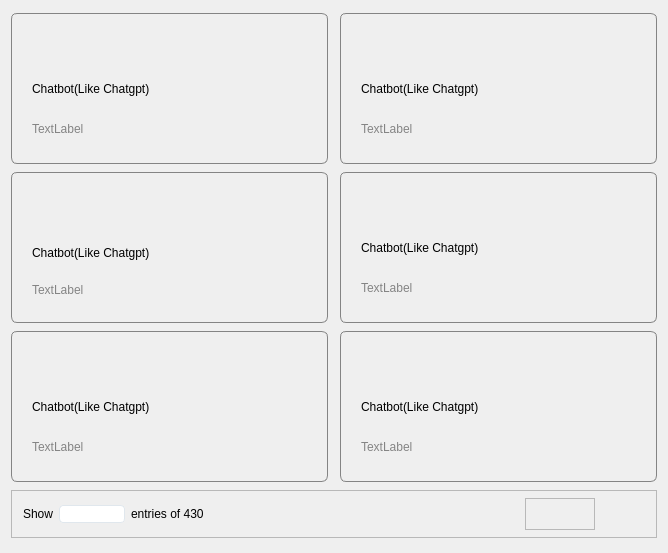
This is widget/Setting/ChatBot/WLibarary.ui in yechaoGitHub/AI as Qt 5 draws it before an edit. The edited form follows.
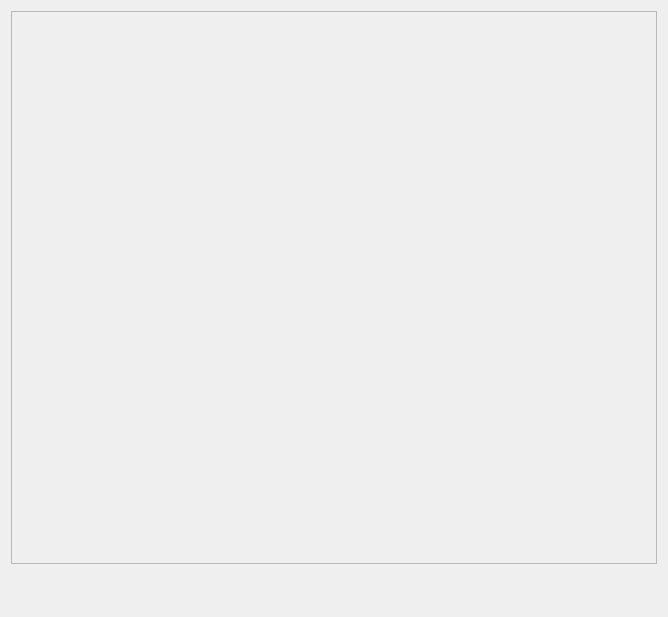
This is the edited form. Icons and pictures are not drawn. Custom widgets are drawn as their Qt base class.

Patch:
```diff
--- a/widget/Setting/ChatBot/WLibarary.ui
+++ b/widget/Setting/ChatBot/WLibarary.ui
@@ -6,8 +6,8 @@
    <rect>
     <x>0</x>
     <y>0</y>
-    <width>663</width>
-    <height>553</height>
+    <width>668</width>
+    <height>617</height>
    </rect>
   </property>
   <property name="windowTitle">
@@ -18,24 +18,30 @@
 	font: 12px &quot;微软雅黑&quot;;
 }
 
-QFrame#frame,#frame_2,#frame_3,#frame_4,#frame_5,#frame_6{
+QFrame#frame_1[sel=false],#frame_2[sel=false],#frame_3[sel=false],#frame_4[sel=false],#frame_5[sel=false],#frame_6[sel=false]{
 	border:1px solid #848484;
 	border-radius:6px;
 }
 
-QLabel#lb_icon,#lb_icon_2,#lb_icon_3,#lb_icon_4,#lb_icon_5,#lb_icon_6{
+QFrame#frame_1[sel=true],#frame_2[sel=true],#frame_3[sel=true],#frame_4[sel=true],#frame_5[sel=true],#frame_6[sel=true]{
+	border:none;
+	border-radius:6px;
+	background-color: qlineargradient(spread:pad, x1:0, y1:0, x2:1, y2:1, stop:0 #0066FF, stop:1 #BD00FF);
+}
+
+QLabel#lb_icon_1,#lb_icon_2,#lb_icon_3,#lb_icon_4,#lb_icon_5,#lb_icon_6{
 	border:none;
 	background-position: center;
     background-repeat: no-repeat;
 	background-image: url(:/QtTest/icon/Setting/chatbot/frame_lib_icon.png);
 }
 
-QLabel#lb_title,#lb_title_2,#lb_title_3,#lb_title_4,#lb_title_5,#lb_title_6{
+QLabel#lb_title_1,#lb_title_2,#lb_title_3,#lb_title_4,#lb_title_5,#lb_title_6{
 	font: 16px &quot;微软雅黑&quot;;
 }
 
-QLabel#lb_content,#lb_content_2,#lb_content_3,#lb_content_4,#lb_content_5,#lb_content_6{
-	font: 16px &quot;微软雅黑&quot;;
+QLabel#lb_content_1,#lb_content_2,#lb_content_3,#lb_content_4,#lb_content_5,#lb_content_6{
+	font: 12px &quot;微软雅黑&quot;;
 	color: #848484;
 }
 
@@ -70,688 +76,45 @@
 
 </string>
   </property>
-  <layout class="QVBoxLayout" name="verticalLayout_2">
+  <layout class="QVBoxLayout" name="verticalLayout">
    <item>
-    <layout class="QHBoxLayout" name="horizontalLayout_5">
-     <property name="spacing">
-      <number>0</number>
-     </property>
-     <property name="leftMargin">
-      <number>0</number>
-     </property>
-     <item>
-      <layout class="QHBoxLayout" name="horizontalLayout_2">
-       <property name="spacing">
-        <number>12</number>
-       </property>
-       <item>
-        <widget class="QFrame" name="frame_3">
-         <property name="minimumSize">
-          <size>
-           <width>317</width>
-           <height>151</height>
-          </size>
-         </property>
-         <property name="maximumSize">
-          <size>
-           <width>317</width>
-           <height>151</height>
-          </size>
-         </property>
-         <property name="frameShape">
-          <enum>QFrame::StyledPanel</enum>
-         </property>
-         <property name="frameShadow">
-          <enum>QFrame::Raised</enum>
-         </property>
-         <layout class="QVBoxLayout" name="verticalLayout_3">
-          <property name="leftMargin">
-           <number>20</number>
-          </property>
-          <property name="topMargin">
-           <number>6</number>
-          </property>
-          <item>
-           <widget class="QLabel" name="lb_icon_3">
-            <property name="minimumSize">
-             <size>
-              <width>52</width>
-              <height>52</height>
-             </size>
-            </property>
-            <property name="maximumSize">
-             <size>
-              <width>52</width>
-              <height>52</height>
-             </size>
-            </property>
-            <property name="text">
-             <string/>
-            </property>
-           </widget>
-          </item>
-          <item>
-           <widget class="QLabel" name="lb_title_3">
-            <property name="minimumSize">
-             <size>
-              <width>0</width>
-              <height>21</height>
-             </size>
-            </property>
-            <property name="maximumSize">
-             <size>
-              <width>16777215</width>
-              <height>21</height>
-             </size>
-            </property>
-            <property name="text">
-             <string>Chatbot(Like Chatgpt)</string>
-            </property>
-           </widget>
-          </item>
-          <item>
-           <widget class="QLabel" name="lb_content_3">
-            <property name="text">
-             <string>TextLabel</string>
-            </property>
-           </widget>
-          </item>
-         </layout>
-        </widget>
-       </item>
-       <item>
-        <widget class="QFrame" name="frame_4">
-         <property name="minimumSize">
-          <size>
-           <width>317</width>
-           <height>151</height>
-          </size>
-         </property>
-         <property name="maximumSize">
-          <size>
-           <width>317</width>
-           <height>151</height>
-          </size>
-         </property>
-         <property name="frameShape">
-          <enum>QFrame::StyledPanel</enum>
-         </property>
-         <property name="frameShadow">
-          <enum>QFrame::Raised</enum>
-         </property>
-         <layout class="QVBoxLayout" name="verticalLayout_4">
-          <property name="leftMargin">
-           <number>20</number>
-          </property>
-          <property name="topMargin">
-           <number>6</number>
-          </property>
-          <item>
-           <widget class="QLabel" name="lb_icon_4">
-            <property name="minimumSize">
-             <size>
-              <width>52</width>
-              <height>52</height>
-             </size>
-            </property>
-            <property name="maximumSize">
-             <size>
-              <width>52</width>
-              <height>52</height>
-             </size>
-            </property>
-            <property name="text">
-             <string/>
-            </property>
-           </widget>
-          </item>
-          <item>
-           <widget class="QLabel" name="lb_title_4">
-            <property name="minimumSize">
-             <size>
-              <width>0</width>
-              <height>21</height>
-             </size>
-            </property>
-            <property name="maximumSize">
-             <size>
-              <width>16777215</width>
-              <height>21</height>
-             </size>
-            </property>
-            <property name="text">
-             <string>Chatbot(Like Chatgpt)</string>
-            </property>
-           </widget>
-          </item>
-          <item>
-           <widget class="QLabel" name="lb_content_4">
-            <property name="text">
-             <string>TextLabel</string>
-            </property>
-           </widget>
-          </item>
-         </layout>
-        </widget>
-       </item>
-      </layout>
-     </item>
-     <item>
-      <spacer name="horizontalSpacer_2">
-       <property name="orientation">
-        <enum>Qt::Horizontal</enum>
-       </property>
-       <property name="sizeHint" stdset="0">
-        <size>
-         <width>128</width>
-         <height>20</height>
-        </size>
-       </property>
-      </spacer>
-     </item>
-    </layout>
-   </item>
-   <item>
-    <layout class="QHBoxLayout" name="horizontalLayout_4">
-     <property name="spacing">
-      <number>0</number>
-     </property>
-     <item>
-      <layout class="QHBoxLayout" name="horizontalLayout">
-       <property name="spacing">
-        <number>12</number>
-       </property>
-       <item>
-        <widget class="QFrame" name="frame">
-         <property name="minimumSize">
-          <size>
-           <width>317</width>
-           <height>151</height>
-          </size>
-         </property>
-         <property name="maximumSize">
-          <size>
-           <width>317</width>
-           <height>151</height>
-          </size>
-         </property>
-         <property name="frameShape">
-          <enum>QFrame::StyledPanel</enum>
-         </property>
-         <property name="frameShadow">
-          <enum>QFrame::Raised</enum>
-         </property>
-         <layout class="QVBoxLayout" name="verticalLayout">
-          <property name="leftMargin">
-           <number>20</number>
-          </property>
-          <item>
-           <widget class="QLabel" name="lb_icon">
-            <property name="minimumSize">
-             <size>
-              <width>52</width>
-              <height>52</height>
-             </size>
-            </property>
-            <property name="maximumSize">
-             <size>
-              <width>52</width>
-              <height>52</height>
-             </size>
-            </property>
-            <property name="text">
-             <string/>
-            </property>
-           </widget>
-          </item>
-          <item>
-           <widget class="QLabel" name="lb_title">
-            <property name="minimumSize">
-             <size>
-              <width>0</width>
-              <height>21</height>
-             </size>
-            </property>
-            <property name="maximumSize">
-             <size>
-              <width>16777215</width>
-              <height>21</height>
-             </size>
-            </property>
-            <property name="text">
-             <string>Chatbot(Like Chatgpt)</string>
-            </property>
-           </widget>
-          </item>
-          <item>
-           <widget class="QLabel" name="lb_content">
-            <property name="text">
-             <string>TextLabel</string>
-            </property>
-           </widget>
-          </item>
-         </layout>
-        </widget>
-       </item>
-       <item>
-        <widget class="QFrame" name="frame_2">
-         <property name="minimumSize">
-          <size>
-           <width>317</width>
-           <height>151</height>
-          </size>
-         </property>
-         <property name="maximumSize">
-          <size>
-           <width>317</width>
-           <height>151</height>
-          </size>
-         </property>
-         <property name="frameShape">
-          <enum>QFrame::StyledPanel</enum>
-         </property>
-         <property name="frameShadow">
-          <enum>QFrame::Raised</enum>
-         </property>
-         <layout class="QVBoxLayout" name="verticalLayout_7">
-          <property name="leftMargin">
-           <number>20</number>
-          </property>
-          <property name="topMargin">
-           <number>6</number>
-          </property>
-          <item>
-           <widget class="QLabel" name="lb_icon_2">
-            <property name="minimumSize">
-             <size>
-              <width>52</width>
-              <height>52</height>
-             </size>
-            </property>
-            <property name="maximumSize">
-             <size>
-              <width>52</width>
-              <height>52</height>
-             </size>
-            </property>
-            <property name="text">
-             <string/>
-            </property>
-           </widget>
-          </item>
-          <item>
-           <widget class="QLabel" name="lb_title_2">
-            <property name="minimumSize">
-             <size>
-              <width>0</width>
-              <height>21</height>
-             </size>
-            </property>
-            <property name="maximumSize">
-             <size>
-              <width>16777215</width>
-              <height>21</height>
-             </size>
-            </property>
-            <property name="text">
-             <string>Chatbot(Like Chatgpt)</string>
-            </property>
-           </widget>
-          </item>
-          <item>
-           <widget class="QLabel" name="lb_content_2">
-            <property name="text">
-             <string>TextLabel</string>
-            </property>
-           </widget>
-          </item>
-         </layout>
-        </widget>
-       </item>
-      </layout>
-     </item>
-     <item>
-      <spacer name="horizontalSpacer">
-       <property name="orientation">
-        <enum>Qt::Horizontal</enum>
-       </property>
-       <property name="sizeHint" stdset="0">
-        <size>
-         <width>148</width>
-         <height>20</height>
-        </size>
-       </property>
-      </spacer>
-     </item>
-    </layout>
-   </item>
-   <item>
-    <layout class="QHBoxLayout" name="horizontalLayout_6">
-     <property name="spacing">
-      <number>0</number>
-     </property>
-     <item>
-      <layout class="QHBoxLayout" name="horizontalLayout_3">
-       <property name="spacing">
-        <number>12</number>
-       </property>
-       <item>
-        <widget class="QFrame" name="frame_5">
-         <property name="minimumSize">
-          <size>
-           <width>317</width>
-           <height>151</height>
-          </size>
-         </property>
-         <property name="maximumSize">
-          <size>
-           <width>317</width>
-           <height>151</height>
-          </size>
-         </property>
-         <property name="frameShape">
-          <enum>QFrame::StyledPanel</enum>
-         </property>
-         <property name="frameShadow">
-          <enum>QFrame::Raised</enum>
-         </property>
-         <layout class="QVBoxLayout" name="verticalLayout_5">
-          <property name="leftMargin">
-           <number>20</number>
-          </property>
-          <property name="topMargin">
-           <number>6</number>
-          </property>
-          <item>
-           <widget class="QLabel" name="lb_icon_5">
-            <property name="minimumSize">
-             <size>
-              <width>52</width>
-              <height>52</height>
-             </size>
-            </property>
-            <property name="maximumSize">
-             <size>
-              <width>52</width>
-              <height>52</height>
-             </size>
-            </property>
-            <property name="text">
-             <string/>
-            </property>
-           </widget>
-          </item>
-          <item>
-           <widget class="QLabel" name="lb_title_5">
-            <property name="minimumSize">
-             <size>
-              <width>0</width>
-              <height>21</height>
-             </size>
-            </property>
-            <property name="maximumSize">
-             <size>
-              <width>16777215</width>
-              <height>21</height>
-             </size>
-            </property>
-            <property name="text">
-             <string>Chatbot(Like Chatgpt)</string>
-            </property>
-           </widget>
-          </item>
-          <item>
-           <widget class="QLabel" name="lb_content_5">
-            <property name="text">
-             <string>TextLabel</string>
-            </property>
-           </widget>
-          </item>
-         </layout>
-        </widget>
-       </item>
-       <item>
-        <widget class="QFrame" name="frame_6">
-         <property name="minimumSize">
-          <size>
-           <width>317</width>
-           <height>151</height>
-          </size>
-         </property>
-         <property name="maximumSize">
-          <size>
-           <width>317</width>
-           <height>151</height>
-          </size>
-         </property>
-         <property name="frameShape">
-          <enum>QFrame::StyledPanel</enum>
-         </property>
-         <property name="frameShadow">
-          <enum>QFrame::Raised</enum>
-         </property>
-         <layout class="QVBoxLayout" name="verticalLayout_6">
-          <property name="leftMargin">
-           <number>20</number>
-          </property>
-          <property name="topMargin">
-           <number>6</number>
-          </property>
-          <item>
-           <widget class="QLabel" name="lb_icon_6">
-            <property name="minimumSize">
-             <size>
-              <width>52</width>
-              <height>52</height>
-             </size>
-            </property>
-            <property name="maximumSize">
-             <size>
-              <width>52</width>
-              <height>52</height>
-             </size>
-            </property>
-            <property name="text">
-             <string/>
-            </property>
-           </widget>
-          </item>
-          <item>
-           <widget class="QLabel" name="lb_title_6">
-            <property name="minimumSize">
-             <size>
-              <width>0</width>
-              <height>21</height>
-             </size>
-            </property>
-            <property name="maximumSize">
-             <size>
-              <width>16777215</width>
-              <height>21</height>
-             </size>
-            </property>
-            <property name="text">
-             <string>Chatbot(Like Chatgpt)</string>
-            </property>
-           </widget>
-          </item>
-          <item>
-           <widget class="QLabel" name="lb_content_6">
-            <property name="text">
-             <string>TextLabel</string>
-            </property>
-           </widget>
-          </item>
-         </layout>
-        </widget>
-       </item>
-      </layout>
-     </item>
-     <item>
-      <spacer name="horizontalSpacer_3">
-       <property name="orientation">
-        <enum>Qt::Horizontal</enum>
-       </property>
-       <property name="sizeHint" stdset="0">
-        <size>
-         <width>148</width>
-         <height>20</height>
-        </size>
-       </property>
-      </spacer>
-     </item>
-    </layout>
-   </item>
-   <item>
-    <widget class="QFrame" name="frame_7">
-     <property name="minimumSize">
-      <size>
-       <width>0</width>
-       <height>48</height>
-      </size>
-     </property>
-     <property name="maximumSize">
-      <size>
-       <width>124255</width>
-       <height>48</height>
-      </size>
-     </property>
+    <widget class="QFrame" name="frame">
      <property name="frameShape">
       <enum>QFrame::StyledPanel</enum>
      </property>
      <property name="frameShadow">
       <enum>QFrame::Raised</enum>
      </property>
-     <layout class="QHBoxLayout" name="horizontalLayout_10">
-      <property name="topMargin">
-       <number>0</number>
-      </property>
-      <property name="bottomMargin">
-       <number>0</number>
-      </property>
-      <item>
-       <layout class="QHBoxLayout" name="horizontalLayout_7">
-        <item>
-         <widget class="QLabel" name="label_3">
-          <property name="maximumSize">
-           <size>
-            <width>50</width>
-            <height>17</height>
-           </size>
-          </property>
-          <property name="text">
-           <string>Show</string>
-          </property>
-         </widget>
-        </item>
-        <item>
-         <widget class="QComboBox" name="comboBox"/>
-        </item>
-        <item>
-         <widget class="QLabel" name="label_4">
-          <property name="minimumSize">
-           <size>
-            <width>80</width>
-            <height>17</height>
-           </size>
-          </property>
-          <property name="maximumSize">
-           <size>
-            <width>80</width>
-            <height>17</height>
-           </size>
-          </property>
-          <property name="text">
-           <string>entries of 430</string>
-          </property>
-         </widget>
-        </item>
-       </layout>
-      </item>
-      <item>
-       <spacer name="horizontalSpacer_4">
-        <property name="orientation">
-         <enum>Qt::Horizontal</enum>
-        </property>
-        <property name="sizeHint" stdset="0">
-         <size>
-          <width>251</width>
-          <height>20</height>
-         </size>
-        </property>
-       </spacer>
-      </item>
-      <item>
-       <layout class="QHBoxLayout" name="horizontalLayout_8">
-        <item>
-         <widget class="QPushButton" name="pb_pre">
-          <property name="minimumSize">
-           <size>
-            <width>44</width>
-            <height>32</height>
-           </size>
-          </property>
-          <property name="maximumSize">
-           <size>
-            <width>44</width>
-            <height>32</height>
-           </size>
-          </property>
-          <property name="text">
-           <string/>
-          </property>
-         </widget>
-        </item>
-        <item>
-         <widget class="QFrame" name="frame_8">
-          <property name="minimumSize">
-           <size>
-            <width>70</width>
-            <height>32</height>
-           </size>
-          </property>
-          <property name="maximumSize">
-           <size>
-            <width>16777215</width>
-            <height>32</height>
-           </size>
-          </property>
-          <property name="frameShape">
-           <enum>QFrame::StyledPanel</enum>
-          </property>
-          <property name="frameShadow">
-           <enum>QFrame::Raised</enum>
-          </property>
-          <layout class="QHBoxLayout" name="horizontalLayout_9"/>
-         </widget>
-        </item>
-        <item>
-         <widget class="QPushButton" name="pb_next">
-          <property name="minimumSize">
-           <size>
-            <width>44</width>
-            <height>32</height>
-           </size>
-          </property>
-          <property name="maximumSize">
-           <size>
-            <width>44</width>
-            <height>32</height>
-           </size>
-          </property>
-          <property name="text">
-           <string/>
-          </property>
-         </widget>
-        </item>
-       </layout>
-      </item>
-     </layout>
+     <layout class="QGridLayout" name="gridLayout"/>
+    </widget>
+   </item>
+   <item>
+    <widget class="WPageCtlWidget" name="widget" native="true">
+     <property name="minimumSize">
+      <size>
+       <width>0</width>
+       <height>36</height>
+      </size>
+     </property>
+     <property name="maximumSize">
+      <size>
+       <width>16777215</width>
+       <height>36</height>
+      </size>
+     </property>
     </widget>
    </item>
   </layout>
  </widget>
  <layoutdefault spacing="6" margin="11"/>
+ <customwidgets>
+  <customwidget>
+   <class>WPageCtlWidget</class>
+   <extends>QWidget</extends>
+   <header>model/WPageCtlWidget.h</header>
+   <container>1</container>
+  </customwidget>
+ </customwidgets>
  <resources>
   <include location="../../../AiSound.qrc"/>
  </resources>
```
